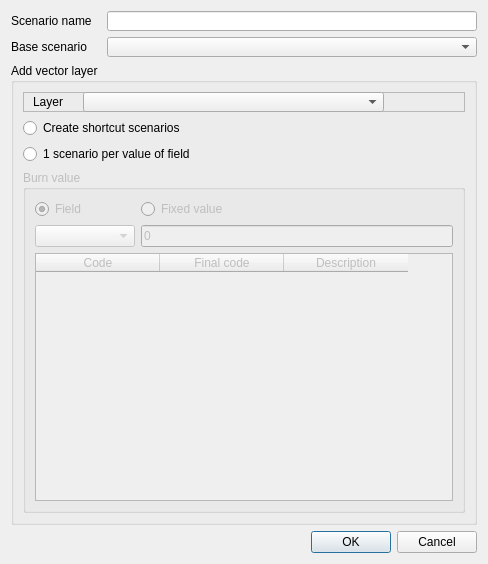
Before: the Qt Designer form ui/scenario_dialog.ui in MathieuChailloux/MitiConnect, drawn with Qt 5.
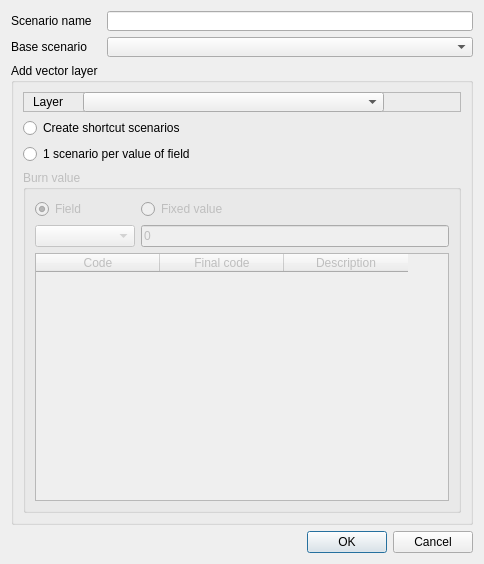
After: the same form once the commit is applied. Custom widgets are drawn as their Qt base class.

Diff of the .ui file:
```diff
--- a/ui/scenario_dialog.ui
+++ b/ui/scenario_dialog.ui
@@ -6,7 +6,7 @@
    <rect>
     <x>0</x>
     <y>0</y>
-    <width>488</width>
+    <width>484</width>
     <height>564</height>
    </rect>
   </property>
```
Left out of the diff: 20 changed lines with no effect on the pictures.
